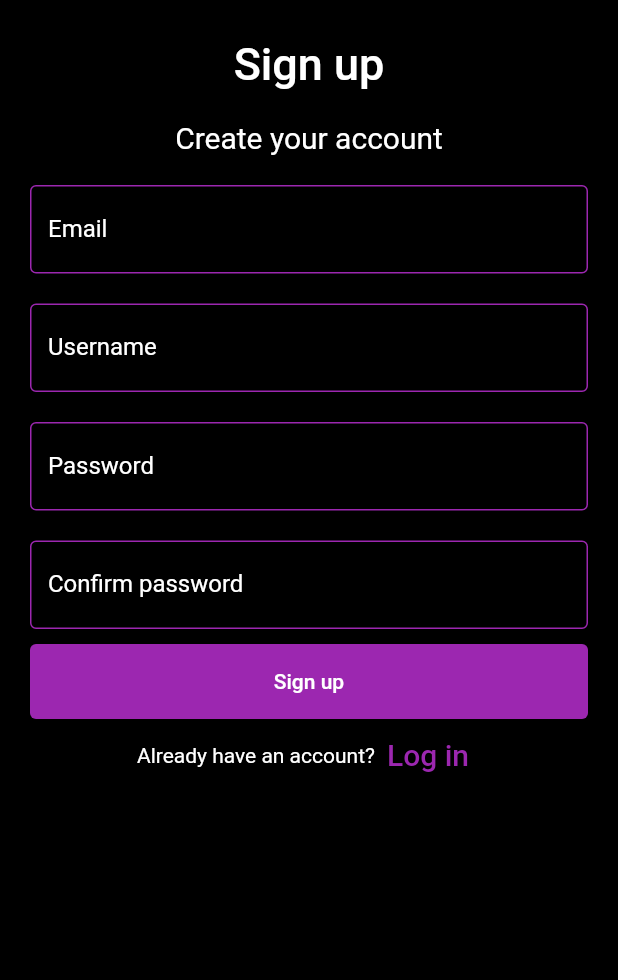
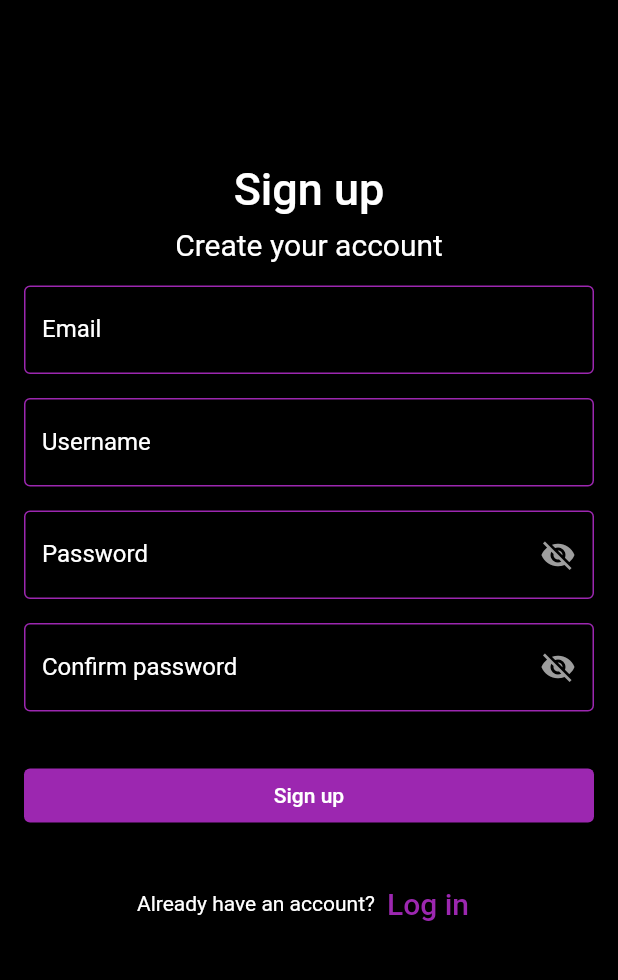
Before and after one commit to pouria-02/reddit_flutter, a Flutter app: the SignupPage screen opened directly, on a phone screen of 412 x 824 dp, the part 76-1056 px from its top. Run offline on Flutter 3.47's test engine with Material 2 defaults, Android fonts, the phone set to English and light mode, and no system bars; our stand-ins replace shared_preferences, video_player; missing offline and left inert: dart:ffi; accounts and stored records are empty.

Commit message:
work on SignupPage.dart

```diff
--- a/lib/ui/SignupPage.dart
+++ /dev/null
@@ -1,155 +0,0 @@
-import 'package:flutter/cupertino.dart';
-import 'package:flutter/material.dart';
-import 'package:flutter_reddit/ui/main/MainPage.dart';
-import 'package:flutter_reddit/ui/LoginPage.dart';
-
-class SignupPage extends StatelessWidget {
-  const SignupPage({Key? key}) : super(key: key);
-
-  @override
-  Widget build(BuildContext context) {
-
-    return  Scaffold(
-      backgroundColor: Colors.black,
-      appBar: AppBar(
-        centerTitle: true,
-        title: SizedBox(height: 45.0,
-            child: Image.asset("asset/images/reddit.png")
-        ),
-        backgroundColor: Colors.black,),
-      body: const MyStatefulWidget(),
-    );
-  }
-}
-
-
-
-class MyStatefulWidget extends StatefulWidget {
-  const MyStatefulWidget({Key? key}) : super(key: key);
-
-  @override
-  State<MyStatefulWidget> createState() => _MyStatefulWidgetState();
-}
-
-class _MyStatefulWidgetState extends State<MyStatefulWidget> {
-  TextEditingController nameController = TextEditingController();
-  TextEditingController gmailcontroller=TextEditingController();
-  TextEditingController passwordController = TextEditingController();
-
-
-
-  @override
-  Widget build(BuildContext context) {
-    return Padding(
-        padding: const EdgeInsets.all(10),
-        child: ListView(
-          children: <Widget>[
-            Container(
-                alignment: Alignment.center,
-                padding: const EdgeInsets.all(10),
-                child: const Text(
-                  'Sign up',
-                  style: TextStyle(
-                      color: Colors.white,
-                      fontWeight: FontWeight.w500,
-                      fontSize: 30),
-                )),
-            Container(
-                alignment: Alignment.center,
-                padding: const EdgeInsets.all(10),
-                child:
-                const Text(
-                  'Create your account',
-                  style: TextStyle(fontSize: 20,color: Colors.white),
-                )),
-            Container(
-              padding: const EdgeInsets.all(10),
-              child: TextField(
-                style: const TextStyle(color: Colors.white),
-                cursorColor: Colors.white,
-                controller: gmailcontroller,
-                decoration: const InputDecoration(
-                  border: OutlineInputBorder(),
-                  enabledBorder: OutlineInputBorder(borderSide: BorderSide(color: Colors.purple)),
-                  labelText: 'Email',
-                  labelStyle: TextStyle(color: Colors.white),
-                ),
-              ),
-            ),
-            Container(
-              padding: const EdgeInsets.all(10),
-              child: TextField(
-                style: const TextStyle(color: Colors.white),
-                cursorColor: Colors.white,
-                controller: nameController,
-                decoration: const InputDecoration(
-                    border: OutlineInputBorder(),
-                    enabledBorder: OutlineInputBorder(borderSide: BorderSide(color: Colors.purple)),
-                    labelText: 'Username',
-                    labelStyle: TextStyle(color: Colors.white)
-                ),
-              ),
-            ),
-            Container(
-              padding: const EdgeInsets.all(10),
-              child: TextField(
-                style: const TextStyle(color: Colors.white),
-                cursorColor: Colors.white,
-                obscureText: true,
-                controller: passwordController,
-                decoration: const InputDecoration(
-                    border: OutlineInputBorder(),
-                    enabledBorder: OutlineInputBorder(borderSide: BorderSide(color: Colors.purple)),
-                    labelText: 'Password',
-                    labelStyle: TextStyle(color: Colors.white)
-                ),
-              ),
-            ),
-            Container(
-              padding: const EdgeInsets.all(10),
-              child: TextField(
-                style: const TextStyle(color: Colors.white),
-                cursorColor: Colors.white,
-                obscureText: true,
-                controller: passwordController,
-                decoration: const InputDecoration(
-                  border: OutlineInputBorder(),
-                  enabledBorder: OutlineInputBorder(borderSide: BorderSide(color: Colors.purple)),
-                  labelText: 'Confirm password',
-                  labelStyle: TextStyle(color: Colors.white),
-                ),
-              ),
-            ),
-            Container(
-                height: 50,
-                padding: const EdgeInsets.fromLTRB(10, 0, 10, 0),
-                child: ElevatedButton(
-                  child: const Text('Sign up'),
-                  onPressed: () {
-                    Navigator.push(context, MaterialPageRoute(builder: (context)=>const MainPage()));
-
-                  },
-                )
-            ),
-            Row(
-              children: <Widget>[
-                const Text('Already have an account?',style: TextStyle(color: Colors.white),),
-
-                TextButton(
-                  child: const Text(
-                    'Log in',
-                    style: TextStyle(fontSize: 20),
-                  ),
-                  onPressed: () {
-                    print("alana");
-                    Navigator.push(context,MaterialPageRoute(builder: (context)=> const LoginPage()));
-                    //signup screen
-                  },
-                )
-              ],
-              mainAxisAlignment: MainAxisAlignment.center,
-            ),
-          ],
-        ));
-  }
-}
--- a/lib/ui/addPost/AddPostPage.dart
+++ b/lib/ui/addPost/AddPostPage.dart
@@ -3,6 +3,7 @@ import 'package:flutter_reddit/model/Community.dart';
 import 'package:flutter_reddit/model/Post.dart';
 import 'package:flutter_reddit/ui/main/MainPage.dart';
 import 'package:flutter_reddit/utils/DataRepository.dart';
+import 'package:flutter_reddit/utils/PrefManager.dart';
 
 class AddPostPage extends StatefulWidget {
   const AddPostPage({Key? key}) : super(key: key);
@@ -61,7 +62,7 @@ class _AddPostPageState extends State<AddPostPage> {
                                 _titleController.text,
                                 'http://clips.vorwaerts-gmbh.de/VfE_html5.mp4',
                                 'https://www.dragon1.com/images/Big_Buck_Bunny.jpg',
-                                DataRepository.myUserData,
+                                PrefManager().getUser()!,
                                 false,
                                 false,
                                 DateTime.now(),
--- a/lib/ui/feedDetail/FeedDetailPage.dart
+++ b/lib/ui/feedDetail/FeedDetailPage.dart
@@ -3,6 +3,7 @@ import 'package:flutter_reddit/model/Comment.dart';
 import 'package:flutter_reddit/model/Post.dart';
 import 'package:flutter_reddit/ui/feedDetail/widget/CommentListItem.dart';
 import 'package:flutter_reddit/utils/DataRepository.dart';
+import 'package:flutter_reddit/utils/PrefManager.dart';
 
 class FeedDetailPage extends StatefulWidget {
   const FeedDetailPage({Key? key, required this.postItem}) : super(key: key);
@@ -135,7 +136,7 @@ class _FeedDetailPageState extends State<FeedDetailPage> {
                         if (commentText.length > 2) {
                           Comment newComment = Comment(
                             DataRepository.commentList.last.id + 1,
-                            DataRepository.myUserData,
+                            PrefManager().getUser()!,
                             commentText,
                             widget.postItem.id,
                           );
--- a/lib/ui/main/MainPage.dart
+++ b/lib/ui/main/MainPage.dart
@@ -3,7 +3,7 @@ import 'package:flutter_reddit/ui/SettingPage.dart';
 import 'package:flutter_reddit/ui/addPost/AddPostPage.dart';
 import 'package:flutter_reddit/ui/communityPage/CommunityPage.dart';
 import 'package:flutter_reddit/ui/feed/FeedPage.dart';
-import 'package:flutter_reddit/utils/DataRepository.dart';
+import 'package:flutter_reddit/utils/PrefManager.dart';
 
 class MainPage extends StatefulWidget {
   const MainPage({Key? key}) : super(key: key);
@@ -184,7 +184,7 @@ class _MainPageState extends State<MainPage> {
                     padding: const EdgeInsets.only(left: 16.0),
                     child: ClipOval(
                       child: Image.network(
-                        DataRepository.myUserData.profileImageURL,
+                        PrefManager().getUser()!.profileImageURL,
                         width: 40,
                         height: 40,
                         fit: BoxFit.fill,
--- /dev/null
+++ b/lib/ui/signup/SignupPage.dart
@@ -0,0 +1,260 @@
+import 'package:flutter/cupertino.dart';
+import 'package:flutter/material.dart';
+import 'package:flutter_reddit/ui/LoginPage.dart';
+import 'package:flutter_reddit/ui/main/MainPage.dart';
+import 'package:flutter_reddit/utils/PrefManager.dart';
+
+class SignupPage extends StatelessWidget {
+  const SignupPage({Key? key}) : super(key: key);
+
+  @override
+  Widget build(BuildContext context) {
+    return Scaffold(
+      backgroundColor: Colors.black,
+      appBar: AppBar(
+        centerTitle: true,
+        title: SizedBox(
+            height: 45.0, child: Image.asset("asset/images/reddit.png")),
+        backgroundColor: Colors.black,
+      ),
+      body: const Body(),
+    );
+  }
+}
+
+class Body extends StatefulWidget {
+  const Body({Key? key}) : super(key: key);
+
+  @override
+  State<Body> createState() => _BodyState();
+}
+
+class _BodyState extends State<Body> {
+  TextEditingController nameController = TextEditingController();
+  TextEditingController gmailController = TextEditingController();
+  TextEditingController passwordController = TextEditingController();
+  TextEditingController confirmPasswordController = TextEditingController();
+  bool _passwordVisible = false;
+
+  @override
+  Widget build(BuildContext context) {
+    return SingleChildScrollView(
+      child: Container(
+        height: MediaQuery.of(context).size.height - 100,
+        padding: const EdgeInsets.all(16),
+        child: Column(
+          mainAxisAlignment: MainAxisAlignment.center,
+          crossAxisAlignment: CrossAxisAlignment.center,
+          children: <Widget>[
+            const Text(
+              'Sign up',
+              style: TextStyle(
+                  color: Colors.white,
+                  fontWeight: FontWeight.w500,
+                  fontSize: 30),
+            ),
+            const SizedBox(
+              height: 8,
+            ),
+            const Text(
+              'Create your account',
+              style: TextStyle(fontSize: 20, color: Colors.white),
+            ),
+            const SizedBox(
+              height: 16,
+            ),
+            TextFormField(
+              style: const TextStyle(color: Colors.white),
+              cursorColor: Colors.white,
+              controller: gmailController,
+              keyboardType: TextInputType.emailAddress,
+              decoration: const InputDecoration(
+                border: OutlineInputBorder(),
+                enabledBorder: OutlineInputBorder(
+                    borderSide: BorderSide(color: Colors.purple)),
+                labelText: 'Email',
+                labelStyle: TextStyle(color: Colors.white),
+              ),
+            ),
+            const SizedBox(
+              height: 16,
+            ),
+            TextFormField(
+              style: const TextStyle(color: Colors.white),
+              cursorColor: Colors.white,
+              controller: nameController,
+              keyboardType: TextInputType.name,
+              decoration: const InputDecoration(
+                  border: OutlineInputBorder(),
+                  enabledBorder: OutlineInputBorder(
+                      borderSide: BorderSide(color: Colors.purple)),
+                  labelText: 'Username',
+                  labelStyle: TextStyle(color: Colors.white)),
+            ),
+            const SizedBox(
+              height: 16,
+            ),
+            TextFormField(
+              style: const TextStyle(color: Colors.white),
+              cursorColor: Colors.white,
+              obscureText: !_passwordVisible,
+              controller: passwordController,
+              keyboardType: TextInputType.text,
+              decoration: InputDecoration(
+                border: const OutlineInputBorder(),
+                enabledBorder: const OutlineInputBorder(
+                    borderSide: BorderSide(color: Colors.purple)),
+                labelText: 'Password',
+                labelStyle: const TextStyle(color: Colors.white),
+                suffixIcon: IconButton(
+                  icon: Icon(
+                    // Based on passwordVisible state choose the icon
+                    _passwordVisible ? Icons.visibility : Icons.visibility_off,
+                    color: Colors.grey,
+                  ),
+                  onPressed: () {
+                    // Update the state i.e. toogle the state of passwordVisible variable
+                    setState(() {
+                      _passwordVisible = !_passwordVisible;
+                    });
+                  },
+                ),
+              ),
+            ),
+            const SizedBox(
+              height: 16,
+            ),
+            TextFormField(
+              style: const TextStyle(color: Colors.white),
+              cursorColor: Colors.white,
+              obscureText: !_passwordVisible,
+              controller: confirmPasswordController,
+              decoration: InputDecoration(
+                border: const OutlineInputBorder(),
+                enabledBorder: const OutlineInputBorder(
+                    borderSide: BorderSide(color: Colors.purple)),
+                labelText: 'Confirm password',
+                labelStyle: const TextStyle(color: Colors.white),
+                suffixIcon: IconButton(
+                  icon: Icon(
+                    // Based on passwordVisible state choose the icon
+                    _passwordVisible ? Icons.visibility : Icons.visibility_off,
+                    color: Colors.grey,
+                  ),
+                  onPressed: () {
+                    // Update the state i.e. toogle the state of passwordVisible variable
+                    setState(() {
+                      _passwordVisible = !_passwordVisible;
+                    });
+                  },
+                ),
+              ),
+            ),
+            const SizedBox(
+              height: 32,
+            ),
+            SizedBox(
+              width: MediaQuery.of(context).size.width,
+              child: ElevatedButton(
+                child: const Text('Sign up'),
+                onPressed: () {
+                  String email = gmailController.text;
+                  String userName = nameController.text;
+                  String password = passwordController.text;
+                  String confirmPassword = confirmPasswordController.text;
+                  if (inputsAreValid(
+                    userName,
+                    email,
+                    password,
+                    confirmPassword,
+                  )) {
+                    var prefManager = PrefManager();
+                    prefManager.createUser(
+                      userName,
+                      email,
+                      password,
+                    );
+                    prefManager.setUserLogin(true);
+                    Navigator.push(
+                      context,
+                      MaterialPageRoute(
+                        builder: (context) => const MainPage(),
+                      ),
+                    );
+                  }
+                },
+              ),
+            ),
+            const SizedBox(
+              height: 24,
+            ),
+            Row(
+              children: <Widget>[
+                const Text(
+                  'Already have an account?',
+                  style: TextStyle(color: Colors.white),
+                ),
+                TextButton(
+                  child: const Text(
+                    'Log in',
+                    style: TextStyle(fontSize: 20),
+                  ),
+                  onPressed: () {
+                    Navigator.push(
+                        context,
+                        MaterialPageRoute(
+                            builder: (context) => const LoginPage()));
+                    //signup screen
+                  },
+                )
+              ],
+              mainAxisAlignment: MainAxisAlignment.center,
+            ),
+          ],
+        ),
+      ),
+    );
+  }
+
+  bool inputsAreValid(
+      String userName, String email, String password, String confirmPassword) {
+    if (email.isEmpty ||
+        userName.isEmpty ||
+        password.isEmpty ||
+        confirmPassword.isEmpty) {
+      showSnackBar('all fields are necessary');
+      return false;
+    } else if (!email.contains('@') ||
+        !email.contains('.') ||
+        email.indexOf('@') > email.indexOf('.')) {
+      showSnackBar('email is wrong');
+      return false;
+    } else if (password.length < 8 || !validatePasswordStructure(password)) {
+      showSnackBar(
+        'Password should contain at least on upper character, ond lower character and one number',
+      );
+      return false;
+    } else if (password != confirmPassword) {
+      showSnackBar('both password must be same');
+      return false;
+    } else {
+      return true;
+    }
+  }
+
+  bool validatePasswordStructure(String value) {
+    String pattern = r'^(?=.*?[A-Z])(?=.*?[a-z])(?=.*?[0-9]).{8,}$';
+    RegExp regExp = RegExp(pattern);
+    return regExp.hasMatch(value);
+  }
+
+  void showSnackBar(String message) {
+    ScaffoldMessenger.of(context).showSnackBar(
+      SnackBar(
+        content: Text(
+          message,
+        ),
+      ),
+    );
+  }
+}
--- a/lib/utils/DataRepository.dart
+++ b/lib/utils/DataRepository.dart
@@ -2,45 +2,37 @@ import 'package:flutter_reddit/model/Comment.dart';
 import 'package:flutter_reddit/model/Community.dart';
 import 'package:flutter_reddit/model/Post.dart';
 import 'package:flutter_reddit/model/User.dart';
+import 'package:flutter_reddit/utils/PrefManager.dart';
 
 class DataRepository {
-  static User myUserData = User(
-    900,
-    "Negin",
-    "developer",
-    "neg.qorbani@gmail.com",
-    "Ab123",
-    "https://picsum.photos/536/354",
-  );
-
   static List<Comment> commentList = [
     Comment(
       201,
-      DataRepository.myUserData,
+      PrefManager().getUser()!,
       "Lorem Ipsum is simply dummy text of the printing and typesetting industry. Lorem Ipsum has been the industry's standard dummy text ever since the 1500s ",
       302,
     ),
     Comment(
       202,
-      DataRepository.myUserData,
+      PrefManager().getUser()!,
       "nice ",
       302,
     ),
     Comment(
       203,
-      DataRepository.myUserData,
+      PrefManager().getUser()!,
       "wow ",
       303,
     ),
     Comment(
       204,
-      DataRepository.myUserData,
+      PrefManager().getUser()!,
       "shit ",
       303,
     ),
     Comment(
       204,
-      DataRepository.myUserData,
+      PrefManager().getUser()!,
       "God! ",
       303,
     ),
@@ -57,14 +49,14 @@ class DataRepository {
     Community(
       "designers",
       "This is a test  community for peoples who love design and art",
-      [myUserData],
+      [PrefManager().getUser()!],
       "https://picsum.photos/536/354",
       81,
     ),
     Community(
       "Nasa",
       "Nasa official channel in this platform",
-      [myUserData, userList[0]],
+      [PrefManager().getUser()!, userList[0]],
       "https://picsum.photos/536/300",
       729,
     ),
```
Also changed, not shown: lib/ui/LoginPage.dart (+11 -5 lines), lib/utils/PrefManager.dart (+34 -0 lines), pubspec.lock.
